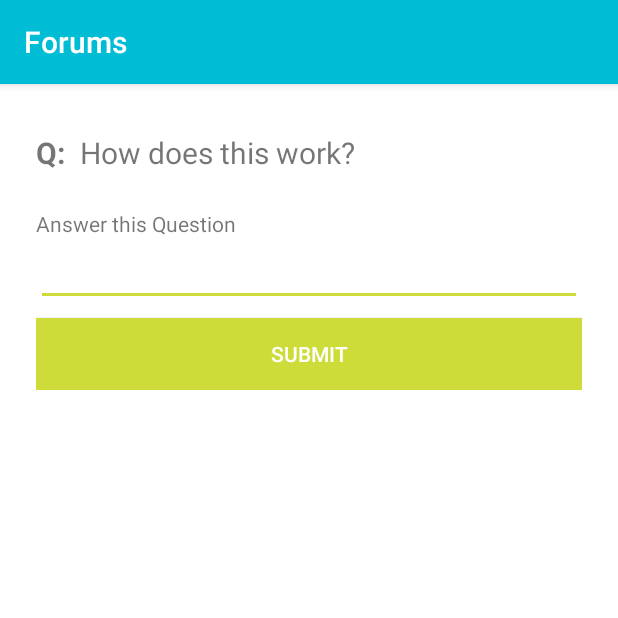
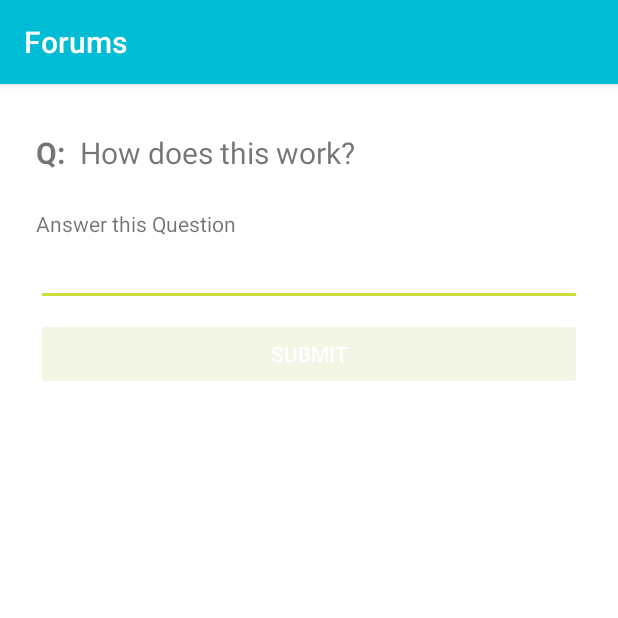
Before and after one commit to Meshers/sparq-application, an Android app: the ConverstaionThreadActivity screen opened directly, with no data from a screen before it, on a phone screen of 412 x 824 dp, the top half of it. Run offline under Robolectric (Android 15) with nearby library versions, the phone set to English and light mode, and no system bars; libraries missing offline, so code that uses them is left out: com.amulyakhare.textdrawable, test.com.blootoothtester; 5 statements that could not run were skipped.

Commit message:
Disable buttons fixed

```diff
--- a/app/src/main/java/com/sparq/application/userinterface/ConverstaionThreadActivity.java
+++ b/app/src/main/java/com/sparq/application/userinterface/ConverstaionThreadActivity.java
@@ -44,7 +44,7 @@ public class ConverstaionThreadActivity extends AppCompatActivity {
     private ArrayList<AnswerItem> answersArrayList;
     private AnswerListAdapter mAdapter;
 
-    private BroadcastReceiver uiReceiver;
+    private BroadcastReceiver timerReceiver;
     boolean isReceiverRegistered;
 
     public static final String THREAD_ID ="thread_id";
@@ -106,13 +106,12 @@ public class ConverstaionThreadActivity extends AppCompatActivity {
             }
         }));
 
-        uiReceiver = new BroadcastReceiver() {
+        timerReceiver = new BroadcastReceiver() {
             public void onReceive(Context context, Intent intent) {
 
                 String action = intent.getAction();
                 if(action.equalsIgnoreCase(Constants.UI_ENABLE_BROADCAST_INTENT)){
-                    Log.i(TAG, "received");
-                    SPARQApplication.setIsTimerElapsed(true);
+                    Log.i(TAG, "Timer up!");
                     postAnswer.setEnabled(true);
                 }
                 else if(action.equalsIgnoreCase(Constants.UI_DISABLE_BROADCAST_INTENT)){
@@ -179,7 +178,7 @@ public class ConverstaionThreadActivity extends AppCompatActivity {
             filter.addAction(Constants.UI_ENABLE_BROADCAST_INTENT);
             filter.addAction(Constants.UI_DISABLE_BROADCAST_INTENT);
             filter.addCategory(Intent.CATEGORY_DEFAULT);
-            registerReceiver(uiReceiver,filter);
+            registerReceiver(timerReceiver,filter);
             isReceiverRegistered = true;
 
             //Checks if the timer has elapsed, if it has the buttons can be active again
@@ -220,11 +219,12 @@ public class ConverstaionThreadActivity extends AppCompatActivity {
         Log.i(TAG, "onPause");
 
         if (isReceiverRegistered) {
-            unregisterReceiver(uiReceiver);
+            unregisterReceiver(timerReceiver);
             isReceiverRegistered = false;
         }
     }
 
+    // FIXME: 4/3/2017
     @Override
     public void onStop(){
         super.onStop();
--- a/app/src/main/java/com/sparq/application/userinterface/adapter/AnswerListAdapter.java
+++ b/app/src/main/java/com/sparq/application/userinterface/adapter/AnswerListAdapter.java
@@ -57,6 +57,7 @@ public class AnswerListAdapter extends RecyclerView.Adapter<AnswerListAdapter.My
         AnswerItem answer = answers.get(position);
         holder.answerText.setText(answer.getAnswer());
 //        holder.userText.setText(answer.getUser().getUsername());
+        // FIXME: 4/3/2017
         holder.userText.setText("Jane Doe");
 
     }
--- a/app/src/main/res/layout/content_converstaion_thread.xml
+++ b/app/src/main/res/layout/content_converstaion_thread.xml
@@ -58,7 +58,8 @@
             android:layout_height="wrap_content"
             android:text="SUBMIT"
             android:textColor="@color/white"
-            android:background="@color/colorAccent"/>
+            android:theme="@style/AppButton"
+            style="@style/Widget.AppCompat.Button.Colored"/>
     </LinearLayout>
 
     <android.support.v7.widget.RecyclerView
--- a/app/src/main/res/layout/content_login.xml
+++ b/app/src/main/res/layout/content_login.xml
@@ -76,8 +76,8 @@
                 android:layout_height="wrap_content"
                 android:paddingBottom="5dp"
                 android:text="SUBMIT"
-                android:textColor="@color/colorPrimary"
-                android:background="@color/colorPrimaryDark"/>
+                android:theme="@style/AppButton"
+                style="@style/Widget.AppCompat.Button.Colored"/>
         </LinearLayout>
 
 
--- a/app/src/main/res/layout/content_new_event.xml
+++ b/app/src/main/res/layout/content_new_event.xml
@@ -174,6 +174,7 @@
         android:paddingBottom="5dp"
         android:text="SUBMIT"
         android:textColor="@color/white"
-        android:background="@color/colorAccent"/>
+        android:theme="@style/AppButton"
+        style="@style/Widget.AppCompat.Button.Colored"/>
 
 </LinearLayout>
--- a/app/src/main/res/layout/content_new_questionare_acticity.xml
+++ b/app/src/main/res/layout/content_new_questionare_acticity.xml
@@ -30,6 +30,7 @@
         android:text="SUBMIT"
         android:layout_gravity="end"
         android:textColor="@color/white"
-        android:background="@color/colorAccent"/>
+        android:theme="@style/AppButton"
+        style="@style/Widget.AppCompat.Button.Colored"/>
 
 </LinearLayout>
--- a/app/src/main/res/layout/content_questionare.xml
+++ b/app/src/main/res/layout/content_questionare.xml
@@ -87,6 +87,7 @@
         android:layout_alignParentBottom="true"
         android:text="SUBMIT"
         android:textColor="@color/white"
-        android:background="@color/colorAccent"/>
+        android:theme="@style/AppButton"
+        style="@style/Widget.AppCompat.Button.Colored"/>
 
 </RelativeLayout>
--- a/app/src/main/res/values/colors.xml
+++ b/app/src/main/res/values/colors.xml
@@ -10,6 +10,7 @@
     <color name="dividerColor">#CDCDCD</color>
     <color name="white">#FFFFFF</color>
     <color name="black_semi_transparent">#B2000000</color>
+    <color name="colorDisabled">#d5dc99</color>
     <color name="warning">#FFC107</color>
     <color name="danger">#FF5722</color>
 </resources>
--- a/app/src/main/res/values/styles.xml
+++ b/app/src/main/res/values/styles.xml
@@ -35,6 +35,11 @@
         <item name="textAllCaps">false</item>
     </style>
 
+    <style name="AppButton" parent="ThemeOverlay.AppCompat.Dark">
+        <item name="colorButtonNormal">@color/colorDisabled</item>
+        <item name="colorAccent">@color/colorAccent</item>
+    </style>
+
     <style name="AppTheme.AppBarOverlay" parent="ThemeOverlay.AppCompat.Dark.ActionBar" />
 
     <style name="AppTheme.PopupOverlay" parent="ThemeOverlay.AppCompat.Light" />
--- a/build.gradle
+++ b/build.gradle
@@ -1,23 +1,20 @@
 // Top-level build file where you can add configuration options common to all sub-projects/modules.
-
 buildscript {
     repositories {
         jcenter()
     }
     dependencies {
-        classpath 'com.android.tools.build:gradle:2.2.3'
+        classpath 'com.android.tools.build:gradle:2.3.0'
 
         // NOTE: Do not place your application dependencies here; they belong
         // in the individual module build.gradle files
     }
 }
-
 allprojects {
     repositories {
         jcenter()
     }
 }
-
 task clean(type: Delete) {
     delete rootProject.buildDir
 }
```
Also changed, not shown: app/src/main/java/com/sparq/application/userinterface/AnswerActivity.java (+72 -4 lines), gradle.properties (+10 -9 lines), gradle/wrapper/gradle-wrapper.properties.
